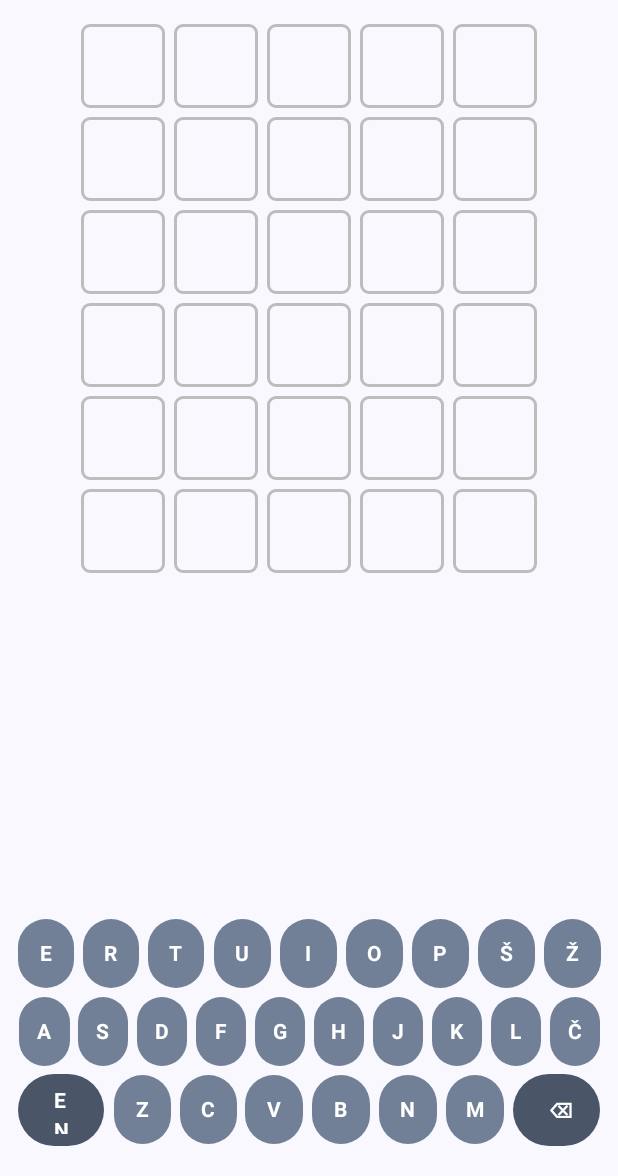
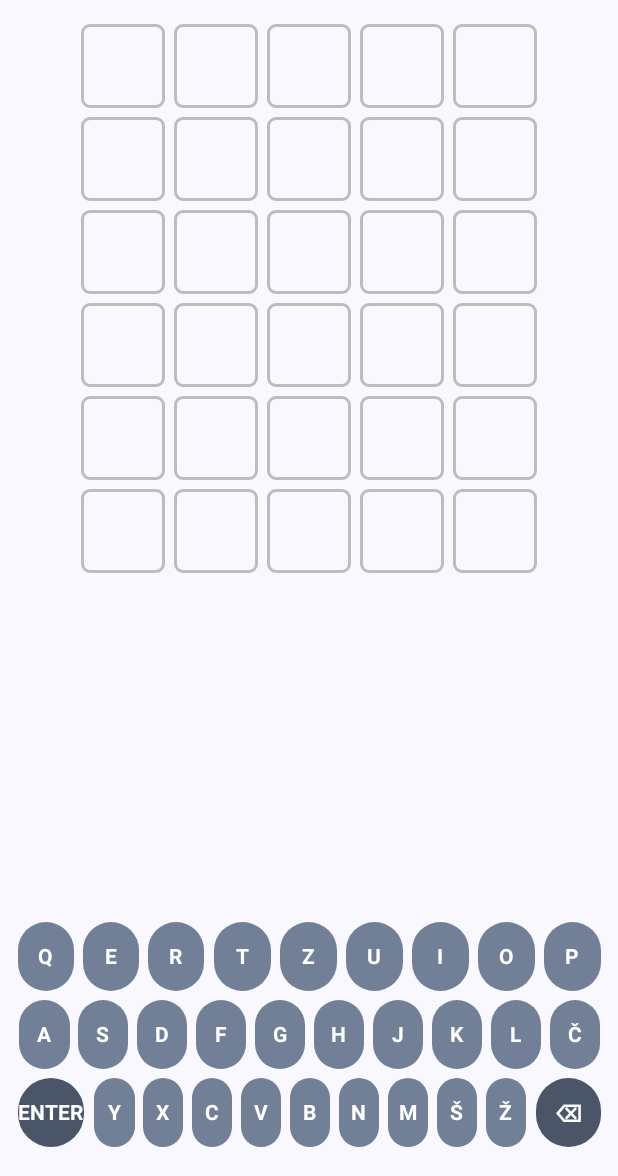
Before and after one commit to Tilko98/beseda-dneva-android, an Android app built with Jetpack Compose: the screen it shows after launch (MainActivity), on a phone screen of 412 x 824 dp, the part 60-1236 px from its top. Run offline under Robolectric (Android 15) with nearby library versions, the phone set to English and light mode, and no system bars; our stand-ins replace Room's generated code.

```diff
--- a/app/src/main/java/si/faks/besedadneva/ui/GameScreen.kt
+++ b/app/src/main/java/si/faks/besedadneva/ui/GameScreen.kt
@@ -3,14 +3,11 @@ package si.faks.besedadneva.ui
 import androidx.compose.foundation.background
 import androidx.compose.foundation.border
 import androidx.compose.foundation.layout.*
+import androidx.compose.foundation.layout.PaddingValues
 import androidx.compose.foundation.shape.RoundedCornerShape
-import androidx.compose.material3.Button
+import androidx.compose.material3.*
 import androidx.compose.material3.ButtonDefaults
-import androidx.compose.material3.MaterialTheme
-import androidx.compose.material3.Text
-import androidx.compose.runtime.Composable
-import androidx.compose.runtime.collectAsState
-import androidx.compose.runtime.getValue
+import androidx.compose.runtime.*
 import androidx.compose.ui.Alignment
 import androidx.compose.ui.Modifier
 import androidx.compose.ui.graphics.Color
@@ -19,8 +16,6 @@ import androidx.compose.ui.unit.dp
 import androidx.compose.ui.unit.sp
 import si.faks.besedadneva.ui.viewmodel.GameViewModel
 import si.faks.besedadneva.ui.viewmodel.GuessRowUi
-import androidx.compose.foundation.layout.PaddingValues
-
 
 @Composable
 fun GameScreen(
@@ -28,6 +23,44 @@ fun GameScreen(
     modifier: Modifier = Modifier
 ) {
     val state by vm.state.collectAsState()
+
+    // dialog se pokaže, ko igra postane finished (enkrat)
+    var showResultDialog by remember { mutableStateOf(false) }
+    LaunchedEffect(state.isFinished) {
+        if (state.isFinished) showResultDialog = true
+    }
+
+    if (showResultDialog) {
+        AlertDialog(
+            onDismissRequest = { showResultDialog = false },
+            title = {
+                Text(
+                    text = if (state.isWin) "Bravo! 🎉" else "Konec igre",
+                    fontWeight = FontWeight.Bold
+                )
+            },
+            text = {
+                Column(verticalArrangement = Arrangement.spacedBy(8.dp)) {
+                    Text("Rešitev: ${state.solution}")
+
+                    // poskusi: če win, je currentRowIndex+1 (ker si v isti vrstici), če lose je 6
+                    val attempts = if (state.isWin) (state.currentRowIndex + 1) else 6
+                    Text("Poskusi: $attempts/6")
+
+                    // (kasneje tu dodamo definicijo iz API/DB)
+                    Text(
+                        text = "Definicija: (kasneje dodamo iz slovarja)",
+                        style = MaterialTheme.typography.bodySmall
+                    )
+                }
+            },
+            confirmButton = {
+                Button(onClick = { showResultDialog = false }) {
+                    Text("OK")
+                }
+            }
+        )
+    }
 
     Column(
         modifier = modifier
@@ -53,6 +86,8 @@ fun GameScreen(
         Spacer(Modifier.weight(1f))
 
         Keyboard(
+            keyStates = state.keyboard,
+            enabled = !state.isFinished,          // ⬅️ blokira UI tipkovnico po koncu
             onLetter = { vm.onLetter(it) },
             onBackspace = { vm.onBackspace() },
             onEnter = { vm.onEnter() }
@@ -103,15 +138,24 @@ private fun Tile(letter: Char, patternChar: Char?) {
     }
 }
 
+private fun keyBg(p: Char?): Color = when (p) {
+    'G' -> Color(0xFF2E7D32)
+    'Y' -> Color(0xFFF9A825)
+    'X' -> Color(0xFF616161)
+    else -> Color(0xFF718096)
+}
+
 @Composable
 private fun Keyboard(
+    keyStates: Map<Char, Char>,
+    enabled: Boolean,
     onLetter: (Char) -> Unit,
     onBackspace: () -> Unit,
     onEnter: () -> Unit
 ) {
-    val row1 = listOf('E','R','T','U','I','O','P','Š','Ž')
+    val row1 = listOf('Q','E','R','T','Z','U','I','O','P')
     val row2 = listOf('A','S','D','F','G','H','J','K','L','Č')
-    val row3 = listOf('Z','C','V','B','N','M',)
+    val row3 = listOf('Y','X','C','V','B','N','M','Š','Ž')
 
     Column(
         modifier = Modifier
@@ -119,98 +163,95 @@ private fun Keyboard(
             .padding(bottom = 8.dp),
         horizontalAlignment = Alignment.CenterHorizontally
     ) {
-        KeyRow(row1, onLetter)
+        KeyRow(row1, keyStates, enabled, onLetter)
         Spacer(Modifier.height(6.dp))
-        KeyRow(row2, onLetter)
+        KeyRow(row2, keyStates, enabled, onLetter)
         Spacer(Modifier.height(6.dp))
 
         Row(
             modifier = Modifier.fillMaxWidth(),
-            horizontalArrangement = Arrangement.spacedBy(6.dp)
+            horizontalArrangement = Arrangement.spacedBy(6.dp),
+            verticalAlignment = Alignment.CenterVertically
         ) {
-            // ENTER
             Button(
                 onClick = onEnter,
+                enabled = enabled,
                 modifier = Modifier
-                    .height(48.dp)
-                    .weight(1.5f),
+                    .height(46.dp)
+                    .weight(1.6f),
+                contentPadding = PaddingValues(0.dp),
                 colors = ButtonDefaults.buttonColors(
                     containerColor = Color(0xFF4A5568),
                     contentColor = Color.White
                 )
             ) {
-                Text("ENTER", fontWeight = FontWeight.Bold)
+                Text("ENTER", fontSize = 14.sp, fontWeight = FontWeight.Bold)
             }
 
             row3.forEach { ch ->
+                val p = keyStates[ch]
                 Button(
                     onClick = { onLetter(ch) },
+                    enabled = enabled,
                     modifier = Modifier
                         .height(46.dp)
                         .weight(1f),
                     contentPadding = PaddingValues(0.dp),
                     colors = ButtonDefaults.buttonColors(
-                        containerColor = Color(0xFF718096),
+                        containerColor = keyBg(p),
                         contentColor = Color.White
                     )
                 ) {
-                    Text(
-                        ch.toString(),
-                        fontSize = 14.sp,
-                        fontWeight = FontWeight.Bold,
-                        maxLines = 1
-                    )
+                    Text(ch.toString(), fontSize = 14.sp, fontWeight = FontWeight.Bold, maxLines = 1)
                 }
-
             }
 
-            // BACKSPACE
             Button(
                 onClick = onBackspace,
+                enabled = enabled,
                 modifier = Modifier
-                    .height(48.dp)
-                    .weight(1.5f),
+                    .height(46.dp)
+                    .weight(1.6f),
+                contentPadding = PaddingValues(0.dp),
                 colors = ButtonDefaults.buttonColors(
                     containerColor = Color(0xFF4A5568),
                     contentColor = Color.White
                 )
             ) {
-                Text("⌫", fontWeight = FontWeight.Bold)
+                Text("⌫", fontSize = 16.sp, fontWeight = FontWeight.Bold)
             }
         }
     }
 }
 
-
 @Composable
 private fun KeyRow(
     keys: List<Char>,
+    keyStates: Map<Char, Char>,
+    enabled: Boolean,
     onLetter: (Char) -> Unit
 ) {
     Row(
         modifier = Modifier.fillMaxWidth(),
-        horizontalArrangement = Arrangement.spacedBy(6.dp)
+        horizontalArrangement = Arrangement.spacedBy(6.dp),
+        verticalAlignment = Alignment.CenterVertically
     ) {
         keys.forEach { ch ->
+            val p = keyStates[ch]
             Button(
                 onClick = { onLetter(ch) },
+                enabled = enabled,
                 modifier = Modifier
                     .height(46.dp)
                     .weight(1f),
                 contentPadding = PaddingValues(0.dp),
                 colors = ButtonDefaults.buttonColors(
-                    containerColor = Color(0xFF718096),
+                    containerColor = keyBg(p),
                     contentColor = Color.White
                 )
             ) {
-                Text(
-                    text = ch.toString(),
-                    fontSize = 14.sp,
-                    fontWeight = FontWeight.Bold,
-                    maxLines = 1
-                )
+                Text(ch.toString(), fontSize = 14.sp, fontWeight = FontWeight.Bold, maxLines = 1)
             }
-
         }
     }
 }
```
Also changed, not shown: app/src/main/java/si/faks/besedadneva/ui/viewmodel/GameViewModel.kt (+44 -24 lines).
